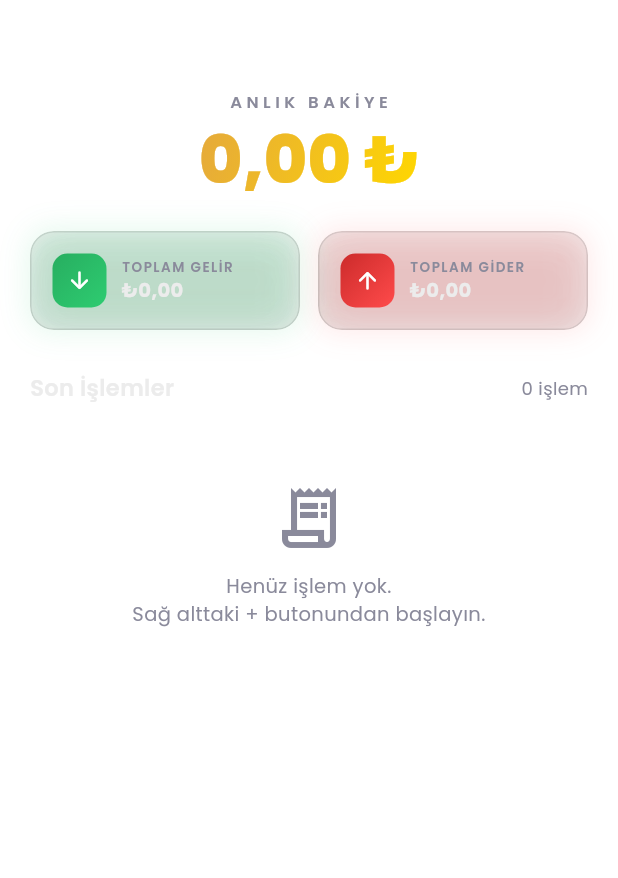
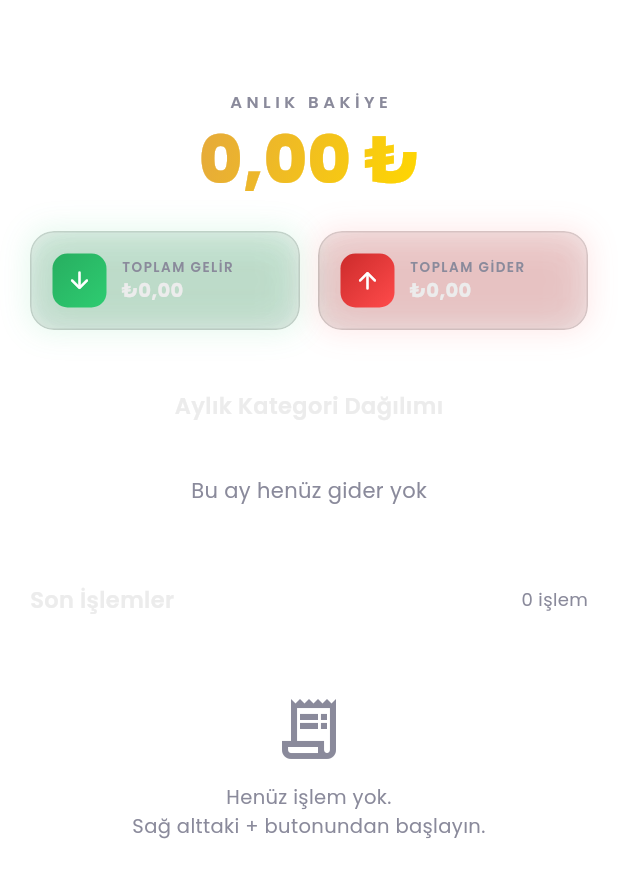
Before and after one commit to Tparlak/Ctrl-Finance-App, a Flutter app: the DashboardScreen screen opened directly, on a phone screen of 412 x 824 dp. Shown: the top 878 px of the screen. Run offline on Flutter 3.47's test engine with Material 3 defaults, Android fonts, the light colour scheme and no system bars; our stand-ins replace fl_chart, flutter_local_notifications, flutter_native_splash, flutter_riverpod, google_fonts, hive and 3 more; missing offline and left inert: google_mlkit_text_recognition; accounts and stored records are empty.

Commit message:
feat(v3): Phase 6 - Monthly analytics with pie chart

```diff
--- /dev/null
+++ b/lib/providers/analytics_provider.dart
@@ -0,0 +1,70 @@
+import 'package:flutter_riverpod/flutter_riverpod.dart';
+import '../models/transaction_model.dart';
+import 'transaction_provider.dart';
+import 'category_provider.dart';
+
+class CategoryTotal {
+  final String categoryName;
+  final String categoryId;
+  final double total;
+  final double percentage;
+
+  const CategoryTotal({
+    required this.categoryName,
+    required this.categoryId,
+    required this.total,
+    required this.percentage,
+  });
+}
+
+class AnalyticsNotifier extends StateNotifier<List<CategoryTotal>> {
+  final Ref ref;
+
+  AnalyticsNotifier(this.ref) : super([]) {
+    // Whenever transactions or categories change, recalculate
+    ref.listen(transactionProvider, (_, __) => _calculate());
+    ref.listen(expenseCategoryProvider, (_, __) => _calculate());
+    _calculate();
+  }
+
+  void _calculate() {
+    final transactions = ref.read(transactionProvider);
+    final categories = ref.read(expenseCategoryProvider);
+
+    final now = DateTime.now();
+    final monthly = transactions.where((t) =>
+      t.type == 'expense' &&
+      t.date.year == now.year &&
+      t.date.month == now.month
+    ).toList();
+
+    final grouped = <String, double>{};
+    for (final t in monthly) {
+      if (t.categoryId != null) {
+        grouped[t.categoryId!] = (grouped[t.categoryId!] ?? 0) + t.amount;
+      }
+    }
+
+    final total = grouped.values.fold(0.0, (a, b) => a + b);
+    if (total == 0) {
+      state = [];
+      return;
+    }
+
+    final result = grouped.entries.map((e) {
+      final cat = categories.where((c) => c.id == e.key).firstOrNull;
+      return CategoryTotal(
+        categoryId: e.key,
+        categoryName: cat?.name ?? 'Diğer',
+        total: e.value,
+        percentage: (e.value / total) * 100,
+      );
+    }).toList()..sort((a, b) => b.total.compareTo(a.total));
+
+    state = result;
+  }
+}
+
+final analyticsProvider = StateNotifierProvider<AnalyticsNotifier, List<CategoryTotal>>((ref) {
+  return AnalyticsNotifier(ref);
+});
--- a/lib/screens/dashboard_screen.dart
+++ b/lib/screens/dashboard_screen.dart
@@ -10,7 +10,8 @@ import '../providers/category_provider.dart';
 import '../models/transaction_model.dart';
 import '../widgets/glass_card.dart';
 import '../widgets/add_transaction_sheet.dart';
-
+import '../providers/analytics_provider.dart';
+import '../widgets/monthly_pie_chart.dart';
 
 
 class DashboardScreen extends ConsumerWidget {
@@ -101,6 +102,25 @@ class DashboardScreen extends ConsumerWidget {
                     ],
                   ),
                   const SizedBox(height: 28),
+                  const SizedBox(height: 12),
+                  // ===== PIE CHART =====
+                  Text(
+                    'Aylık Kategori Dağılımı',
+                    style: GoogleFonts.poppins(
+                      color: AppColors.textPrimary,
+                      fontSize: 15,
+                      fontWeight: FontWeight.w600,
+                    ),
+                  ),
+                  const SizedBox(height: 12),
+                  Consumer(
+                    builder: (context, ref, child) {
+                      final pieData = ref.watch(analyticsProvider);
+                      return MonthlyPieChart(data: pieData);
+                    },
+                  ),
+                  const SizedBox(height: 28),
+                  // =====================
                   Row(
                     mainAxisAlignment: MainAxisAlignment.spaceBetween,
                     children: [
--- /dev/null
+++ b/lib/widgets/monthly_pie_chart.dart
@@ -0,0 +1,115 @@
+import 'package:flutter/material.dart';
+import 'package:fl_chart/fl_chart.dart';
+import 'package:google_fonts/google_fonts.dart';
+import '../providers/analytics_provider.dart';
+import '../theme/app_colors.dart';
+
+class MonthlyPieChart extends StatefulWidget {
+  final List<CategoryTotal> data;
+  const MonthlyPieChart({required this.data, super.key});
+
+  @override
+  State<MonthlyPieChart> createState() => _MonthlyPieChartState();
+}
+
+class _MonthlyPieChartState extends State<MonthlyPieChart> {
+  int _touchedIndex = -1;
+
+  static const _colors = [
+    Color(0xFF6C63FF), Color(0xFFFF6584), Color(0xFF43E97B),
+    Color(0xFFFA8231), Color(0xFF2BCBBA), Color(0xFFFC5C7D),
+    Color(0xFF45AAF2), Color(0xFFFED330),
+  ];
+
+  @override
+  Widget build(BuildContext context) {
+    if (widget.data.isEmpty) {
+      return Padding(
+        padding: const EdgeInsets.all(24.0),
+        child: Center(
+          child: Text(
+            'Bu ay henüz gider yok',
+            style: GoogleFonts.poppins(color: AppColors.textSecondary),
+          ),
+        ),
+      );
+    }
+
+    return Column(
+      children: [
+        SizedBox(
+          height: 220,
+          child: PieChart(
+            PieChartData(
+              pieTouchData: PieTouchData(
+                touchCallback: (event, response) {
+                  setState(() {
+                    if (!event.isInterestedForInteractions ||
+                        response == null ||
+                        response.touchedSection == null) {
+                      _touchedIndex = -1;
+                      return;
+                    }
+                    _touchedIndex = response.touchedSection!.touchedSectionIndex;
+                  });
+                },
+              ),
+              sectionsSpace: 4,
+              centerSpaceRadius: 50,
+              sections: widget.data.asMap().entries.map((entry) {
+                final isTouched = entry.key == _touchedIndex;
+                final radius = isTouched ? 60.0 : 50.0;
+                final fontSize = isTouched ? 14.0 : 12.0;
+
+                return PieChartSectionData(
+                  color: _colors[entry.key % _colors.length],
+                  value: entry.value.total,
+                  title: '${entry.value.percentage.toStringAsFixed(1)}%',
+                  radius: radius,
+                  titleStyle: GoogleFonts.poppins(
+                    fontSize: fontSize,
+                    fontWeight: FontWeight.bold,
+                    color: Colors.white,
+                    shadows: [
+                      const Shadow(color: Colors.black45, blurRadius: 2)
+                    ],
+                  ),
+                );
+              }).toList(),
+            ),
+          ),
+        ),
+        const SizedBox(height: 16),
+        // Legend
+        Wrap(
+          spacing: 12,
+          runSpacing: 8,
+          alignment: WrapAlignment.center,
+          children: widget.data.asMap().entries.map((e) {
+            return Row(
+              mainAxisSize: MainAxisSize.min,
+              children: [
+                Container(
+                  width: 12,
+                  height: 12,
+                  decoration: BoxDecoration(
+                    color: _colors[e.key % _colors.length],
+                    shape: BoxShape.circle,
+                  ),
+                ),
+                const SizedBox(width: 6),
+                Text(
+                  e.value.categoryName,
+                  style: GoogleFonts.poppins(
+                    color: AppColors.textSecondary,
+                    fontSize: 12,
+                  ),
+                ),
+              ],
+            );
+          }).toList(),
+        ),
+      ],
+    );
+  }
+}
```
